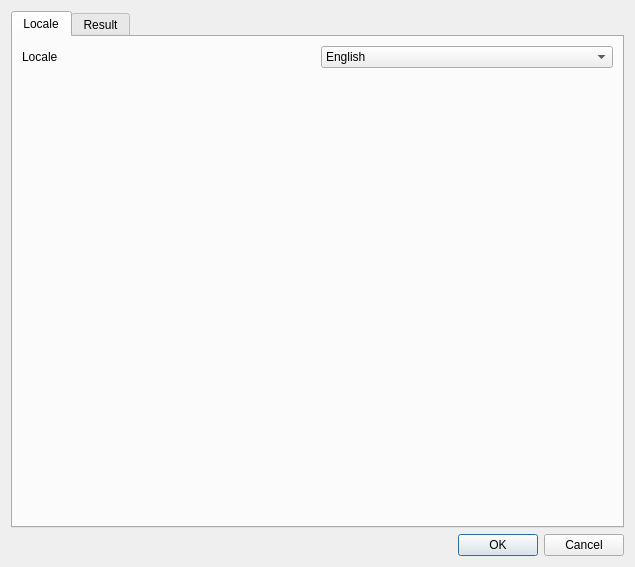
This is src/properties_dialog.ui in denprog/yutovo-desktop as Qt 5 draws it before an edit. The edited form follows.
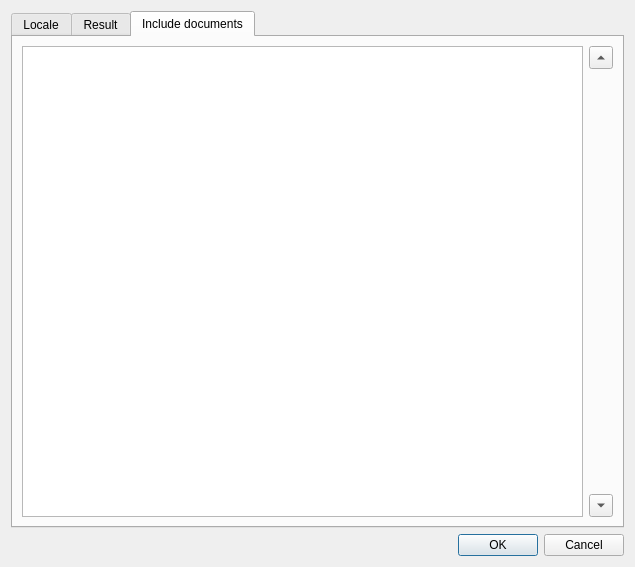
This is the edited form. The open tabs and pages were chosen to show the change.

Commit message: Add include documents.

What changed in the file:
```diff
--- a/src/properties_dialog.ui
+++ b/src/properties_dialog.ui
@@ -86,6 +86,61 @@
        </item>
       </layout>
      </widget>
+     <widget class="QWidget" name="tab_3">
+      <attribute name="title">
+       <string>Include documents</string>
+      </attribute>
+      <layout class="QVBoxLayout" name="verticalLayout_5">
+       <item>
+        <layout class="QHBoxLayout" name="horizontalLayout">
+         <item>
+          <layout class="QVBoxLayout" name="verticalLayout_3">
+           <item>
+            <widget class="QListWidget" name="includes"/>
+           </item>
+          </layout>
+         </item>
+         <item>
+          <layout class="QVBoxLayout" name="verticalLayout_4">
+           <item>
+            <widget class="QToolButton" name="move_file_up">
+             <property name="text">
+              <string>...</string>
+             </property>
+             <property name="arrowType">
+              <enum>Qt::UpArrow</enum>
+             </property>
+            </widget>
+           </item>
+           <item>
+            <spacer name="verticalSpacer">
+             <property name="orientation">
+              <enum>Qt::Vertical</enum>
+             </property>
+             <property name="sizeHint" stdset="0">
+              <size>
+               <width>20</width>
+               <height>40</height>
+              </size>
+             </property>
+            </spacer>
+           </item>
+           <item>
+            <widget class="QToolButton" name="move_file_down">
+             <property name="text">
+              <string>...</string>
+             </property>
+             <property name="arrowType">
+              <enum>Qt::DownArrow</enum>
+             </property>
+            </widget>
+           </item>
+          </layout>
+         </item>
+        </layout>
+       </item>
+      </layout>
+     </widget>
     </widget>
    </item>
    <item>
```
The commit also changes 6 other files.
